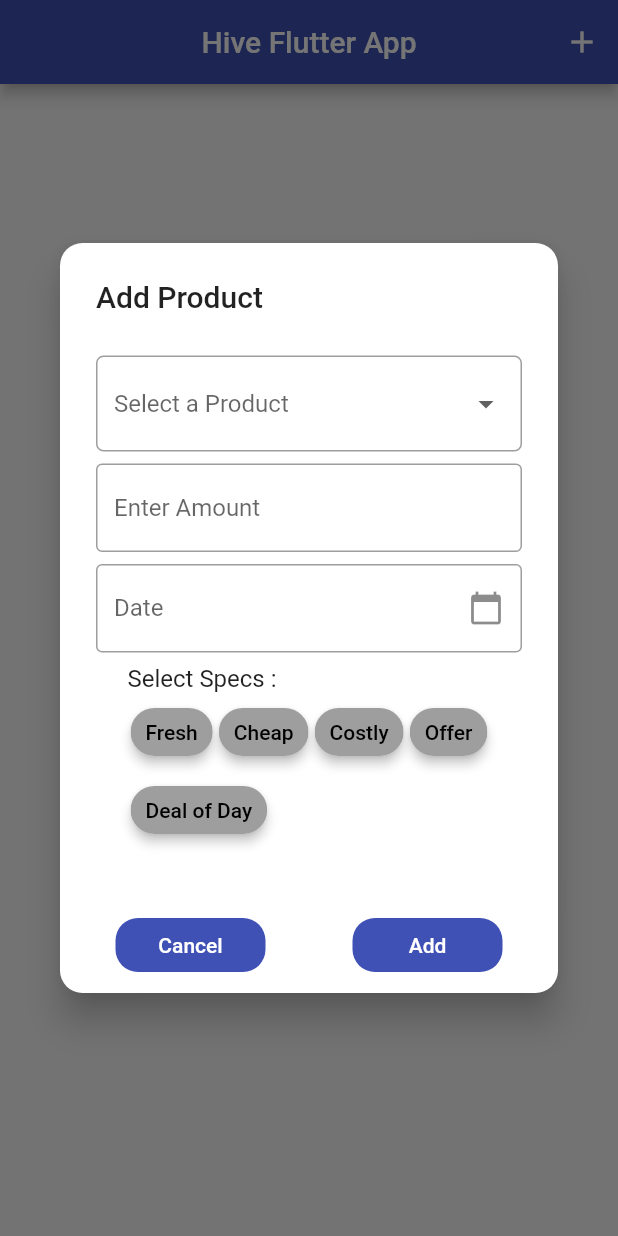
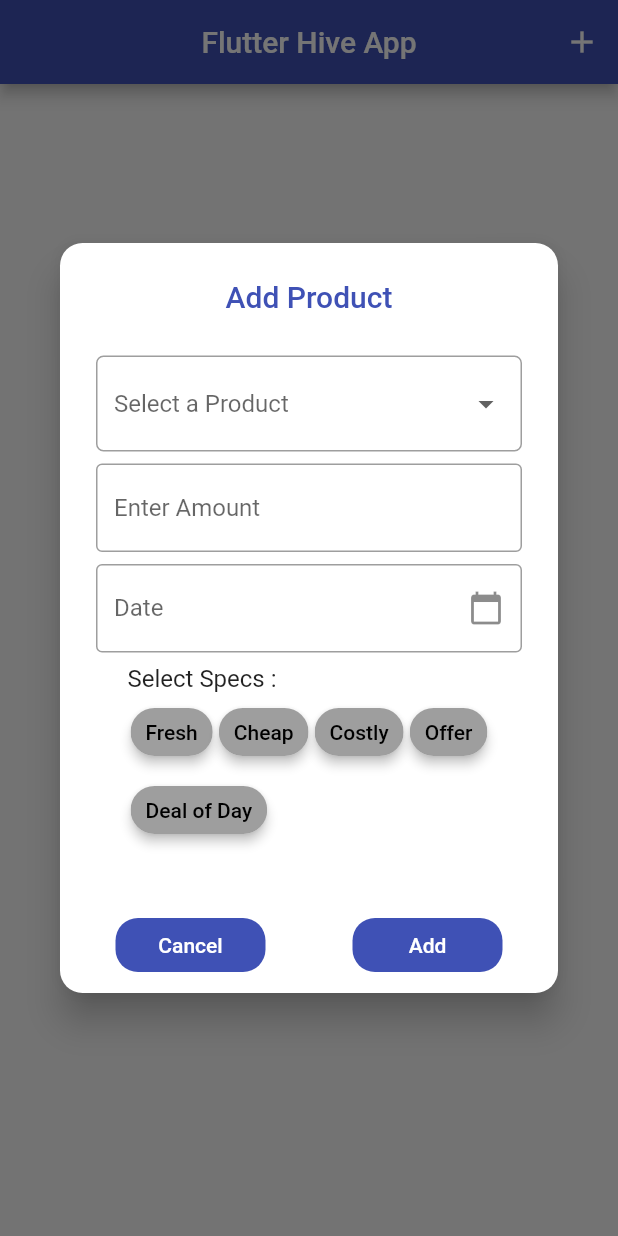
Before and after one commit to novizco-infotech/flutter-hive-demo, a Flutter app: the screen it shows after launch, after a tap on the "add" icon, on a phone screen of 412 x 824 dp. Run offline on Flutter 3.47's test engine with Material 2 defaults, Android fonts, the phone set to English and light mode, and no system bars; our stand-ins replace hive, hive_flutter; accounts and stored records are empty.

Commit message:
refactor the code

```diff
--- a/lib/main.dart
+++ b/lib/main.dart
@@ -13,7 +13,7 @@ Future main() async {
 }
 
 class MyApp extends StatelessWidget {
-  static const String title = 'Hive Flutter App';
+  static const String title = 'Flutter Hive App';
   @override
   Widget build(BuildContext context) => MaterialApp(
         debugShowCheckedModeBanner: false,
--- a/lib/pages/homepage.dart
+++ b/lib/pages/homepage.dart
@@ -1,7 +1,7 @@
 import 'package:flutter/material.dart';
 import 'package:hive_flutter/hive_flutter.dart';
 import 'package:hiveflutter/models/product.dart';
-import 'package:hiveflutter/widgets/product_dialog.dart';
+import 'package:hiveflutter/widgets/dialog.dart';
 import 'package:intl/intl.dart';
 
 import '../boxes.dart';
@@ -21,7 +21,7 @@ class _HomePageState extends State<HomePage> {
   @override
   Widget build(BuildContext context) => Scaffold(
         appBar: AppBar(
-          title: const Text('Hive Flutter App'),
+          title: const Text('Flutter Hive App'),
           centerTitle: true,
           actions: [
             IconButton(
@@ -38,12 +38,12 @@ class _HomePageState extends State<HomePage> {
           valueListenable: Boxes.getProducts().listenable(),
           builder: (context, box, _) {
             final products = box.values.toList().cast<Product>();
-            return buildContent(products);
+            return viewSection(products);
           },
         ),
       );
 
-  Widget buildContent(List<Product> products) {
+  Widget viewSection(List<Product> products) {
     if (products.isEmpty) {
       return const Center(
         child: Text(
@@ -52,20 +52,13 @@ class _HomePageState extends State<HomePage> {
         ),
       );
     }
-    return Column(
-      children: [
-        const SizedBox(height: 24),
-        Expanded(
-          child: ListView.builder(
+    return ListView.builder(
       padding: const EdgeInsets.all(8),
       itemCount: products.length,
       itemBuilder: (BuildContext context, int index) {
         final product = products[index];
         return buildProduct(context, product);
       },
-          ),
-        ),
-      ],
     );
   }
 }
@@ -75,23 +68,16 @@ Widget buildProduct(
   Product product,
 ) {
   return Card(
-    margin: const EdgeInsets.symmetric(vertical: 5, horizontal: 8),
+    margin: const EdgeInsets.symmetric(vertical: 5, horizontal: 10),
+    elevation: 20,
     color: Colors.white,
     child: ExpansionTile(
-      tilePadding: const EdgeInsets.symmetric(horizontal: 24, vertical: 8),
+      tilePadding: const EdgeInsets.symmetric(horizontal: 26, vertical: 6),
       title: Column(
         crossAxisAlignment: CrossAxisAlignment.start,
         children: [
-          Text(
-            "Name : ${product.name}",
-            maxLines: 2,
-            style: const TextStyle(fontWeight: FontWeight.bold, fontSize: 18),
-          ),
-          Text(
-            "Amount : ${product.amount}",
-            maxLines: 2,
-            style: const TextStyle(fontWeight: FontWeight.bold, fontSize: 18),
-          ),
+          textSection("Name : ${product.name}"),
+          textSection("Amount : ${product.amount}"),
         ],
       ),
       subtitle: Column(
@@ -169,3 +155,11 @@ void deleteTransaction(Product product) {
   final box = Boxes.getProducts();
   box.delete(product.key);
 }
+
+Text textSection(String text) {
+  return Text(
+    text,
+    maxLines: 2,
+    style: const TextStyle(fontWeight: FontWeight.bold, fontSize: 18),
+  );
+}
--- a/lib/widgets/product_dialog.dart
+++ b/lib/widgets/dialog.dart
@@ -81,7 +81,11 @@ class _ProductDialogState extends State<ProductDialog> {
     return AlertDialog(
       elevation: 10,
       shape: RoundedRectangleBorder(borderRadius: BorderRadius.circular(15)),
-      title: Text(title),
+      title: Text(
+        title,
+        textAlign: TextAlign.center,
+        style: const TextStyle(color: Colors.indigo),
+      ),
       content: Form(
         key: formKey,
         child: SingleChildScrollView(
```
Also changed, not shown: pubspec.lock, 2 other files. Lines whose indentation alone changed are shown as unchanged.
